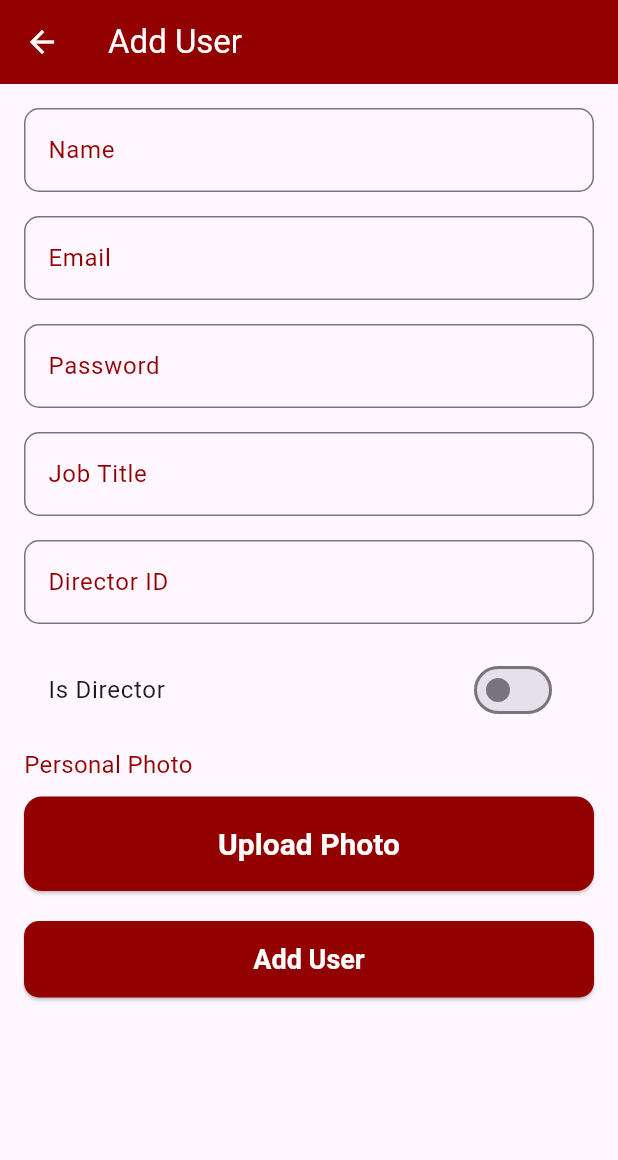
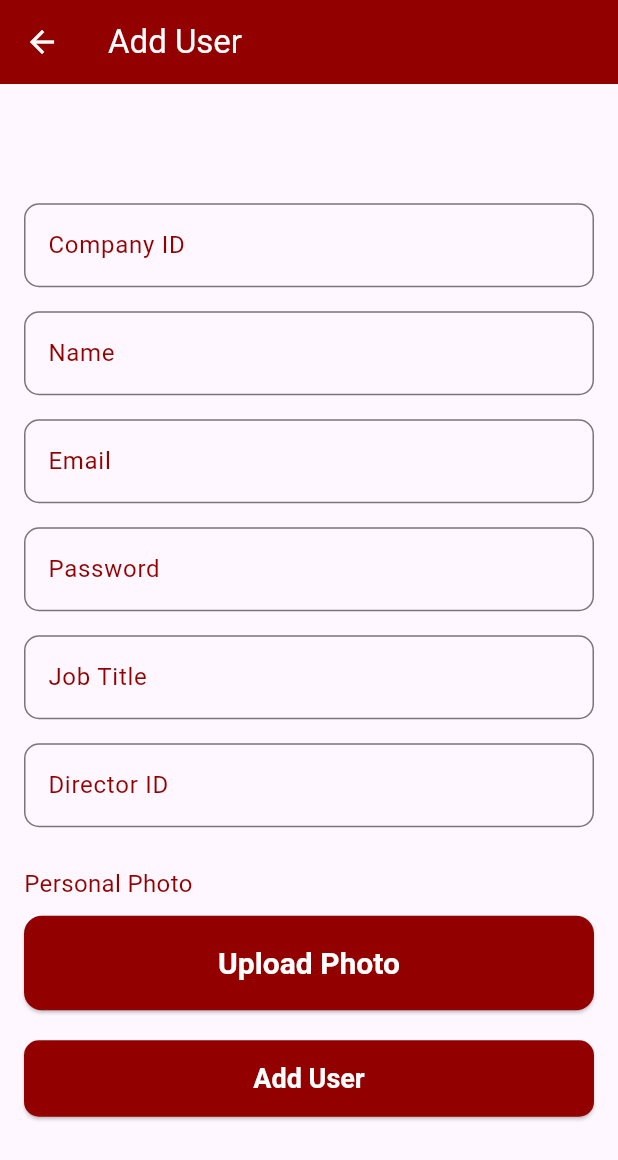
Before and after one commit to Minna-Abdelhady/Internship, a Flutter app: the screen it shows after launch, after a tap on "Create User", on a phone screen of 412 x 824 dp. Shown: the top 1160 px of the screen. Run offline on Flutter 3.47's test engine with Material 3 defaults, Android fonts, the phone set to English and light mode, and no system bars; our stand-ins replace hive, hive_flutter, image_picker; accounts and stored records are empty.

Commit message:
Revert "Employee update"
This reverts commit c04e4be6d117b3174858164b9afb1b907a36a5ff.

```diff
--- a/fingerprint_attendace/lib/main.dart
+++ b/fingerprint_attendace/lib/main.dart
@@ -17,66 +17,6 @@ void main() async {
   Hive.registerAdapter(LocationAdapter());
   Hive.registerAdapter(AttendanceAdapter());
   Hive.registerAdapter(LogAdapter());
-
-  var box = await Hive.openBox<Employee>('employees');
-
-  // Insert 5 rows of data
-  var employees = [
-    Employee(
-      id: 1,
-      name: 'John Doe',
-      email: 'john.doe@example.com',
-      password: 'encryptedPassword1',
-      personalPhoto: 'assets/photos/photo1.jpg',
-      jobTitle: 'Developer',
-      directorId: 0,
-      userType: false,
-    ),
-    Employee(
-      id: 2,
-      name: 'Jane Smith',
-      email: 'jane.smith@example.com',
-      password: 'encryptedPassword2',
-      personalPhoto: 'assets/photos/photo2.jpg',
-      jobTitle: 'Manager',
-      directorId: 1,
-      userType: true,
-    ),
-    Employee(
-      id: 3,
-      name: 'Alice Johnson',
-      email: 'alice.johnson@example.com',
-      password: 'encryptedPassword3',
-      personalPhoto: 'assets/photos/photo3.jpg',
-      jobTitle: 'Designer',
-      directorId: 2,
-      userType: false,
-    ),
-    Employee(
-      id: 4,
-      name: 'Bob Brown',
-      email: 'bob.brown@example.com',
-      password: 'encryptedPassword4',
-      personalPhoto: 'assets/photos/photo4.jpg',
-      jobTitle: 'Analyst',
-      directorId: 2,
-      userType: false,
-    ),
-    Employee(
-      id: 5,
-      name: 'Charlie Davis',
-      email: 'charlie.davis@example.com',
-      password: 'encryptedPassword5',
-      personalPhoto: 'assets/photos/photo5.jpg',
-      jobTitle: 'CEO',
-      directorId: 0,
-      userType: true,
-    ),
-  ];
-
-  for (var employee in employees) {
-    await box.put(employee.id, employee);
-  }
 
   runApp(MyApp());
 }
--- a/fingerprint_attendace/lib/models/employee.dart
+++ b/fingerprint_attendace/lib/models/employee.dart
@@ -8,34 +8,34 @@ class Employee {
   final int id;
 
   @HiveField(1)
+  final String companyId;
+
+  @HiveField(2)
   final String name;
 
-  @HiveField(2)
+  @HiveField(3)
   final String email;
 
-  @HiveField(3)
+  @HiveField(4)
   final String password;
 
-  @HiveField(4)
+  @HiveField(5)
   final String personalPhoto;
 
-  @HiveField(5)
+  @HiveField(6)
   final String jobTitle;
 
-  @HiveField(6)
+  @HiveField(7)
   final int directorId;
-
-  @HiveField(7)
-  final bool userType;
 
   Employee({
     required this.id,
+    required this.companyId,
     required this.name,
     required this.email,
     required this.password,
     required this.personalPhoto,
     required this.jobTitle,
     required this.directorId,
-    required this.userType,
   });
 }
--- a/fingerprint_attendace/lib/screens/add_user_screen.dart
+++ b/fingerprint_attendace/lib/screens/add_user_screen.dart
@@ -18,12 +18,12 @@ class _AddUserScreenState extends State<AddUserScreen> {
   final _nameController = TextEditingController();
   final _emailController = TextEditingController();
   final _passwordController = TextEditingController();
+  final _companyIdController = TextEditingController();
   final _jobTitleController = TextEditingController();
   final _directorIdController = TextEditingController();
   final EmployeeDao _employeeDao = EmployeeDao();
   File? _personalPhoto;
   Uint8List? _webImage;
-  bool _userType = false;
 
   String _hashPassword(String password) {
     final bytes = utf8.encode(password);
@@ -64,26 +64,16 @@ class _AddUserScreenState extends State<AddUserScreen> {
         padding: const EdgeInsets.all(16.0),
         child: Form(
           key: _formKey,
-          child: SingleChildScrollView(
           child: Column(
             crossAxisAlignment: CrossAxisAlignment.stretch,
             mainAxisAlignment: MainAxisAlignment.center,
             children: <Widget>[
+              _buildTextField(_companyIdController, 'Company ID'),
               _buildTextField(_nameController, 'Name'),
               _buildTextField(_emailController, 'Email'),
               _buildTextField(_passwordController, 'Password', obscureText: true),
               _buildTextField(_jobTitleController, 'Job Title'),
               _buildTextField(_directorIdController, 'Director ID'),
-                SwitchListTile(
-                  title: Text('Is Director'),
-                  value: _userType,
-                  onChanged: (bool value) {
-                    setState(() {
-                      _userType = value;
-                    });
-                  },
-                  activeColor: Color(0xFF930000),
-                ),
               SizedBox(height: 10),
               Text(
                 'Personal Photo',
@@ -128,13 +118,13 @@ class _AddUserScreenState extends State<AddUserScreen> {
                     final hashedPassword = _hashPassword(_passwordController.text);
                     final employee = Employee(
                       id: DateTime.now().millisecondsSinceEpoch,
+                      companyId: _companyIdController.text,
                       name: _nameController.text.toLowerCase(),
                       email: _emailController.text,
                       password: hashedPassword,
                       personalPhoto: kIsWeb ? base64Encode(_webImage!) : _personalPhoto!.path,
                       jobTitle: _jobTitleController.text,
                       directorId: int.parse(_directorIdController.text),
-                        userType: _userType,
                     );
                     await _employeeDao.createEmployee(employee);
 
@@ -142,6 +132,7 @@ class _AddUserScreenState extends State<AddUserScreen> {
                       SnackBar(content: Text('User added successfully')),
                     );
 
+                    _companyIdController.clear();
                     _nameController.clear();
                     _emailController.clear();
                     _passwordController.clear();
@@ -174,7 +165,6 @@ class _AddUserScreenState extends State<AddUserScreen> {
           ),
         ),
       ),
-      ),
     );
   }
 
--- a/fingerprint_attendace/lib/screens/home_screen.dart
+++ b/fingerprint_attendace/lib/screens/home_screen.dart
@@ -60,15 +60,11 @@ class HomeScreen extends StatelessWidget {
                               ),
                             ),
                             SizedBox(height: 20),
+                            _buildInfoRow('Company ID:', employee.companyId.toString()),
+                            SizedBox(height: 10),
                             _buildInfoRow('Email:', employee.email),
                             SizedBox(height: 10),
                             _buildInfoRow('Password (Encrypted):', employee.password),
-                            SizedBox(height: 10),
-                            _buildInfoRow('Job Title:', employee.jobTitle),
-                            SizedBox(height: 10),
-                            _buildInfoRow('Is Director:', employee.userType ? 'Yes' : 'No'),
-                            SizedBox(height: 10),
-                            _buildInfoRow('Director ID:', employee.directorId.toString()),
                           ],
                         ),
                       ),
--- a/fingerprint_attendace/lib/screens/users_list_screen.dart
+++ b/fingerprint_attendace/lib/screens/users_list_screen.dart
@@ -41,17 +41,18 @@ class UsersListScreen extends StatelessWidget {
                     constraints: BoxConstraints(minWidth: constraints.maxWidth),
                     child: DataTable(
                       columns: const [
+                        DataColumn(label: Text('Company ID', style: TextStyle(color: Colors.black))),
                         DataColumn(label: Text('Name', style: TextStyle(color: Colors.black))),
                         DataColumn(label: Text('Email', style: TextStyle(color: Colors.black))),
                         DataColumn(label: Text('Password (Hidden)', style: TextStyle(color: Colors.black))),
                         DataColumn(label: Text('Personal Photo', style: TextStyle(color: Colors.black))),
                         DataColumn(label: Text('Job Title', style: TextStyle(color: Colors.black))),
-                        DataColumn(label: Text('Is Director', style: TextStyle(color: Colors.black))),
                         DataColumn(label: Text('Director ID', style: TextStyle(color: Colors.black))),
                       ],
                       rows: employees.map((employee) {
                         return DataRow(
                           cells: [
+                            DataCell(Text(employee.companyId, style: TextStyle(color: Colors.black))),
                             DataCell(Text(employee.name, style: TextStyle(color: Colors.black))),
                             DataCell(Text(employee.email, style: TextStyle(color: Colors.black))),
                             DataCell(Text('********', style: TextStyle(color: Colors.black))), // Password hidden
@@ -69,7 +70,6 @@ class UsersListScreen extends StatelessWidget {
                                       )
                                 : Text('No photo', style: TextStyle(color: Colors.black))),
                             DataCell(Text(employee.jobTitle, style: TextStyle(color: Colors.black))),
-                            DataCell(Text(employee.userType ? 'Yes' : 'No', style: TextStyle(color: Colors.black))),
                             DataCell(Text(employee.directorId.toString(), style: TextStyle(color: Colors.black))),
                           ],
                         );
```
Also changed, not shown: fingerprint_attendace/lib/models/employee.g.dart, fingerprint_attendace/lib/screens/company_logo.jpg (added). Lines whose indentation alone changed are shown as unchanged.
